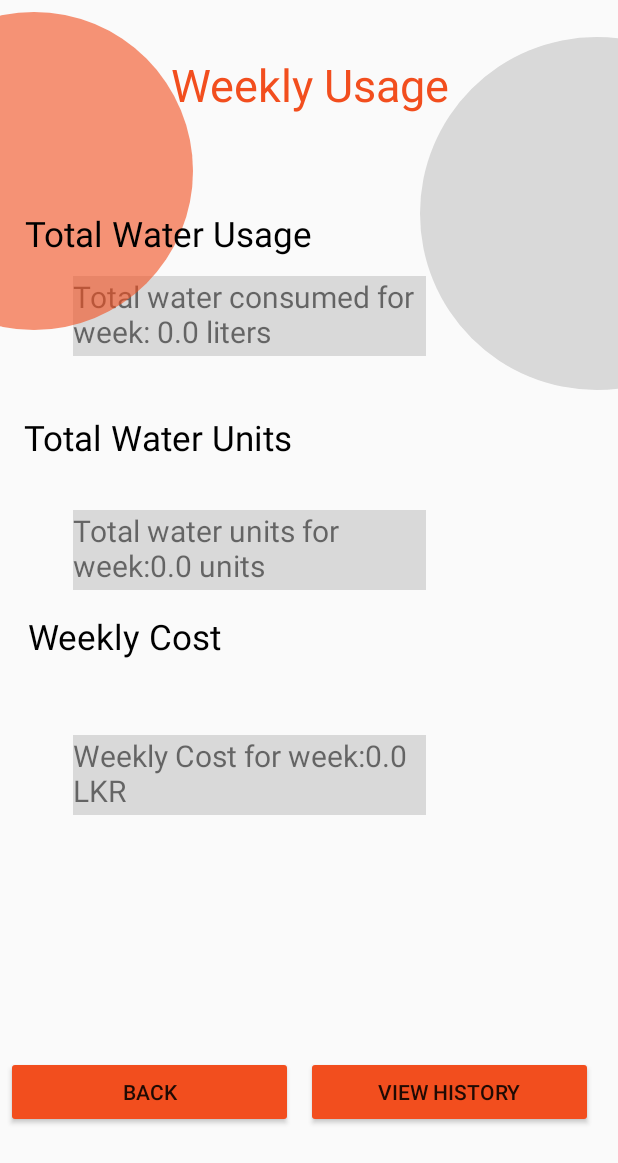
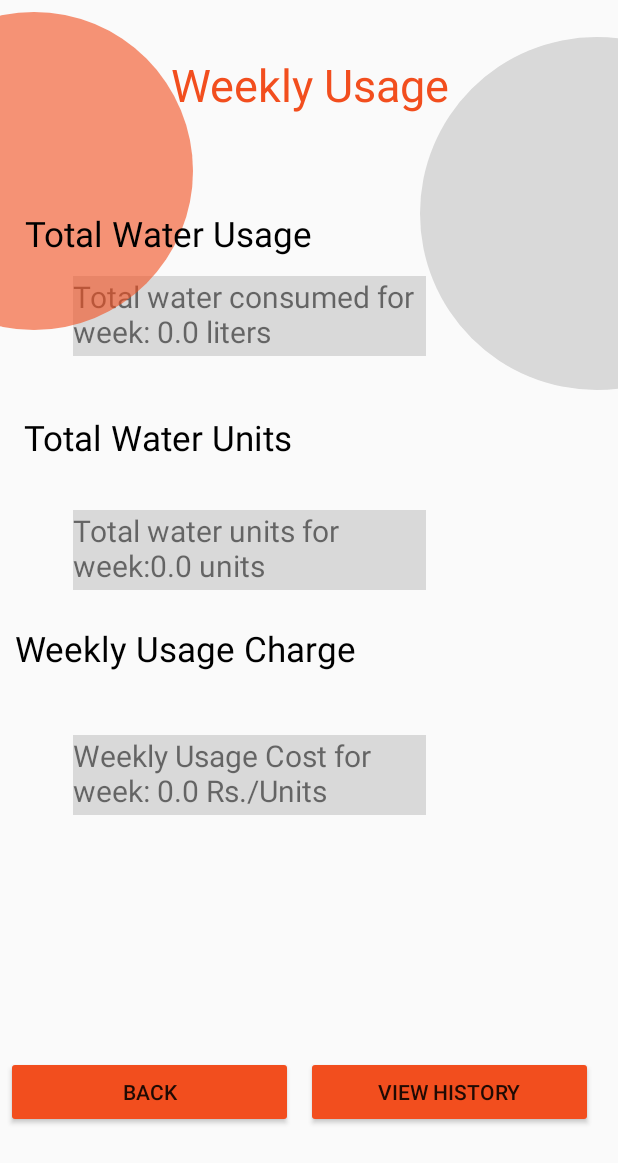
Before and after one commit to IT21333620/Utility-Manager, an Android app: the weekly_usage screen opened directly, with no data from a screen before it, on a phone screen of 412 x 824 dp. Shown: the top 1163 px of the screen. Run offline under Robolectric (Android 15) with nearby library versions, the phone set to English and light mode, and no system bars.

Commit message:
99 complete commit

```diff
--- a/app/src/main/java/com/example/utilitymanager/activities/User_information.kt
+++ b/app/src/main/java/com/example/utilitymanager/activities/User_information.kt
@@ -125,7 +125,7 @@ class user_information : AppCompatActivity() {
 
         dbRef.child(week).setValue(water)
             .addOnCompleteListener{
-                Toast.makeText( this, "Data inserted successfully",Toast.LENGTH_SHORT).show()
+                Toast.makeText( this, "Data inserted successfully",Toast.LENGTH_LONG).show()
             }.addOnFailureListener{ err ->
                 Toast.makeText( this, "Error ${err.message}",Toast.LENGTH_LONG).show()
             }
--- a/app/src/main/res/layout/activity_weekly_usage.xml
+++ b/app/src/main/res/layout/activity_weekly_usage.xml
@@ -47,7 +47,7 @@
         android:layout_height="53dp"
         android:layout_marginEnd="128dp"
         android:background="@color/gray"
-        android:hint="  LKR (avg)"
+        android:hint="  Rs./Unit"
         android:textColorHint="@color/material_dynamic_neutral50"
         android:textSize="20sp"
         app:layout_constraintBottom_toBottomOf="parent"
@@ -129,9 +129,9 @@
         android:id="@+id/textView12"
         android:layout_width="wrap_content"
         android:layout_height="wrap_content"
-        android:layout_marginEnd="264dp"
-        android:layout_marginBottom="384dp"
-        android:text="Weekly Cost"
+        android:layout_marginEnd="168dp"
+        android:layout_marginBottom="376dp"
+        android:text="Weekly Usage Charge "
         android:textColor="@color/black"
         android:textSize="23sp"
         app:layout_constraintBottom_toBottomOf="parent"
```
Also changed, not shown: app/src/main/java/com/example/utilitymanager/activities/Weekly_usage.kt (+28 -3 lines).
